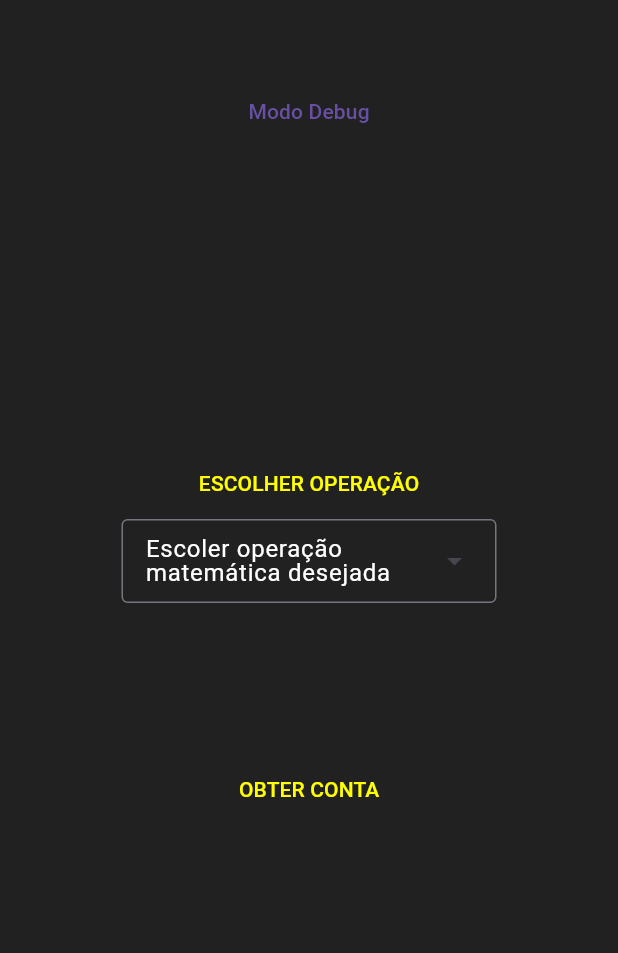
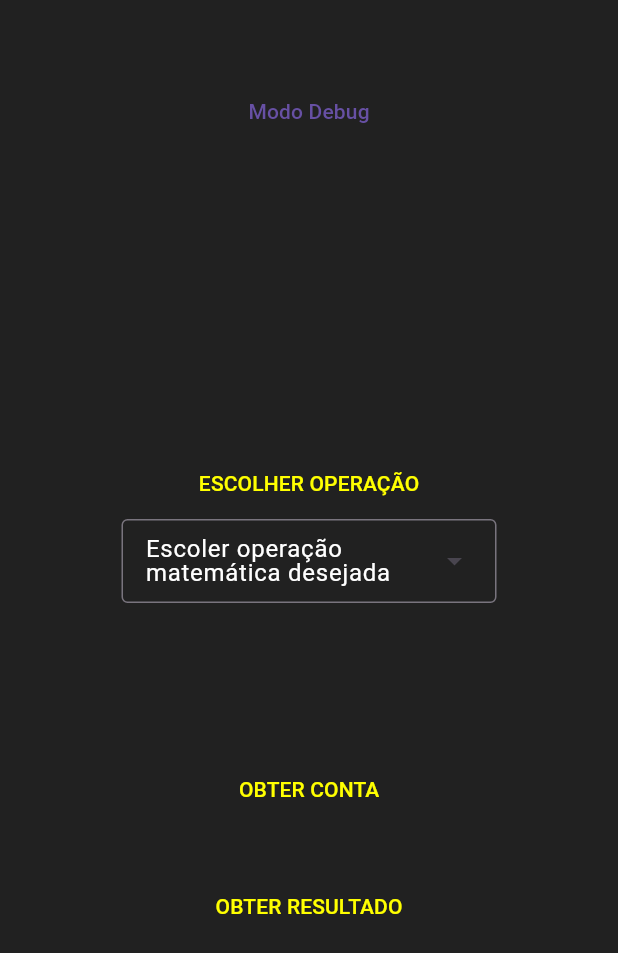
Before and after one commit to lucas-bernardino/projeto-integrador, a Flutter app: the screen it shows after launch, on a phone screen of 412 x 824 dp. Shown: the top 953 px of the screen. Run offline on Flutter 3.47's test engine with Material 3 defaults, Android fonts, the phone set to English and light mode, and no system bars; missing offline and left inert: flutter_libserialport.

Commit message:
Increase font size and add result value on screen

```diff
--- a/lib/game.dart
+++ b/lib/game.dart
@@ -16,8 +16,11 @@ class _GameState extends State<Game> {
   late int num2;
   late String op;
 
+  late double result;
+
   bool isInitialized = false;
   bool isOperationSelected = false;
+  bool shouldShowResult = false;
 
   @override
   Widget build(BuildContext context) {
@@ -76,11 +79,45 @@ class _GameState extends State<Game> {
         mainAxisAlignment: MainAxisAlignment.center,
         children: [
          if (isInitialized) ...[
-           Text("${num1}", style: TextStyle(color: Colors.orange)),
-           Text("${op}", style: TextStyle(color: Colors.orange),),
-           Text("${num2}", style: TextStyle(color: Colors.orange)),
-         ],       ],
-      )
+           Text("${num1}", style: TextStyle(color: Colors.orange, fontSize: 90)),
+           SizedBox(width: 10,),
+           Text("${op}", style: TextStyle(color: Colors.orange, fontSize: 90),),
+           SizedBox(width: 10,),
+           Text("${num2}", style: TextStyle(color: Colors.orange, fontSize: 90)),
+         ],
+        ],
+      ),
+      SizedBox(height: 30,),
+      TextButton(
+        child: Text("OBTER RESULTADO", style: TextStyle(color: Colors.yellowAccent),),
+        onPressed: () {
+          setState(() {
+            shouldShowResult = !shouldShowResult;
+            switch (op) {
+              case "+":
+                result = num1.toDouble() + num2.toDouble();
+                break;
+              case "-":
+                result = num1.toDouble() - num2.toDouble();
+                break;
+              case "x":
+                result = num1.toDouble() * num2.toDouble();
+                break;
+              case "/":
+                result = num1.toDouble() / num2.toDouble();
+                break;
+            }
+          });
+        },
+      ),
+      Row(
+        mainAxisAlignment: MainAxisAlignment.center,
+        children: [
+          if (shouldShowResult) ...[
+            Text("${result}", style: TextStyle(color: Colors.orange, fontSize: 90)),
+          ],
+        ],
+      ),
       ],
     );
   }
```
